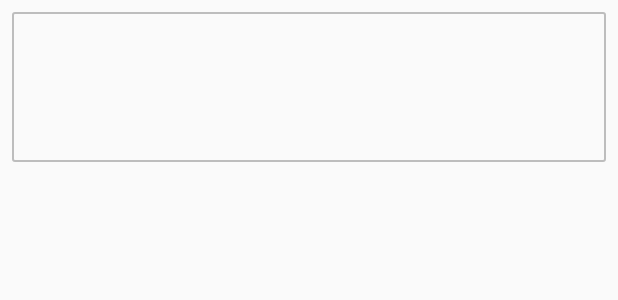
After one commit to chipenable/baking-app, an Android app: the layout recipe_item.xml on its own in the app's theme, with its tools: preview values and no code run, on a phone screen of 412 x 824 dp. The commit adds this screen. Shown: the top 300 px of the screen. Run offline under Robolectric (Android 15) with nearby library versions, the phone set to English and light mode, and no system bars.

Commit message:
implement RecipeAdapter. add test recipes

```diff
--- a/app/src/main/java/ru/chipenable/bakingapp/model/view/Recipe.java
+++ b/app/src/main/java/ru/chipenable/bakingapp/model/view/Recipe.java
@@ -6,7 +6,7 @@ public class Recipe {
     private final String name;
     private final String image;
 
-    private Recipe(long id, String name, String image){
+    public Recipe(long id, String name, String image){
         this.id = id;
         this.name = name;
         this.image = image;
--- /dev/null
+++ b/app/src/main/res/drawable-v21/recycler_item_1.xml
@@ -0,0 +1,36 @@
+<?xml version="1.0" encoding="utf-8"?>
+<ripple xmlns:android="http://schemas.android.com/apk/res/android"
+        xmlns:tools="http://schemas.android.com/tools"
+        android:color="@color/pressedItem"
+        tools:targetApi="lollipop">
+
+    <item android:id="@android:id/mask">
+        <shape android:shape="rectangle">
+            <corners android:radius="1dp"/>
+            <stroke
+                android:width="1dp"
+                android:color="@color/recipe_item_stroke"/>
+            <solid android:color="@color/pressedItem"/>
+        </shape>
+    </item>
+
+    <item>
+        <selector>
+            <item android:state_enabled="false">
+                <shape android:shape="rectangle">
+                    <corners android:radius="1dp"/>
+                    <stroke android:width="1dp"
+                            android:color="@color/disableItem"/>
+                </shape>
+            </item>
+            <item>
+                <shape android:shape="rectangle">
+                    <corners android:radius="1dp"/>
+                    <stroke android:width="1dp"
+                            android:color="@color/recipe_item_stroke"/>
+                </shape>
+            </item>
+        </selector>
+    </item>
+
+</ripple>
--- /dev/null
+++ b/app/src/main/res/drawable/recycler_item_1.xml
@@ -0,0 +1,22 @@
+<?xml version="1.0" encoding="utf-8"?>
+<selector xmlns:android="http://schemas.android.com/apk/res/android">
+
+    <item android:state_pressed="true" android:textColor="@android:color/white">
+        <shape android:shape="rectangle">
+            <corners android:radius="1dp"/>
+            <stroke android:width="2dp"
+                    android:color="@color/grey"/>
+            <solid android:color="@color/pressedItem"/>
+        </shape>
+    </item>
+
+    <item android:textColor="@android:color/white">
+        <shape android:shape="rectangle">
+            <corners android:radius="1dp"/>
+            <stroke android:width="2dp"
+                    android:color="@color/grey"/>
+            <solid android:color="@android:color/transparent"/>
+        </shape>
+    </item>
+
+</selector>
--- /dev/null
+++ b/app/src/main/res/layout/recipe_item.xml
@@ -0,0 +1,22 @@
+<?xml version="1.0" encoding="utf-8"?>
+<LinearLayout
+    android:clickable="true"
+    android:layout_marginLeft="8dp"
+    android:layout_marginStart="8dp"
+    android:layout_marginRight="8dp"
+    android:layout_marginEnd="8dp"
+    android:layout_marginTop="8dp"
+    android:background="@drawable/recycler_item_1"
+    xmlns:android="http://schemas.android.com/apk/res/android"
+    android:layout_width="match_parent"
+    android:layout_height="100dp"
+    android:orientation="vertical">
+
+    <TextView
+        android:padding="8dp"
+        android:textSize="24sp"
+        android:id="@+id/recipe_name"
+        android:layout_width="match_parent"
+        android:layout_height="wrap_content"/>
+
+</LinearLayout>
--- a/app/src/main/res/values/colors.xml
+++ b/app/src/main/res/values/colors.xml
@@ -3,4 +3,8 @@
     <color name="colorPrimary">#3F51B5</color>
     <color name="colorPrimaryDark">#303F9F</color>
     <color name="colorAccent">#FF4081</color>
+    <color name="pressedItem">#aa424242</color>
+    <color name="disableItem">#666666</color>
+    <color name="grey">#555555</color>
+    <color name="recipe_item_stroke">#bdbdbd</color>
 </resources>
--- a/build.gradle
+++ b/build.gradle
@@ -21,4 +21,9 @@ task clean(type: Delete) {
 
 ext{
     moxyVersion = '1.5.2'
+    supportLibVersion = '25.3.1'
+    constraintLayoutVersion = '1.0.2'
+    junitVersion = '4.12'
+    adapterDelegatesVersion = '3.0.1'
+    butterKnifeVersion = '8.4.0'
 }
```
Also changed, not shown: app/build.gradle (+12 -3 lines), app/src/main/java/ru/chipenable/bakingapp/presentation/presenter/RecipePresenter.java (+13 -1 lines), app/src/main/java/ru/chipenable/bakingapp/presentation/view/IRecipeView.java (+9 -0 lines), app/src/main/java/ru/chipenable/bakingapp/ui/fragment/RecipeFragment.java (+22 -2 lines), app/src/main/java/ru/chipenable/bakingapp/ui/other/RecipeAdapter.java (added, +69 -0 lines), app/src/main/res/layout/fragment_recipe.xml (+5 -5 lines), app/src/main/java/ru/chipenable/bakingapp/model/view/Step.java (line endings or trailing spaces).
